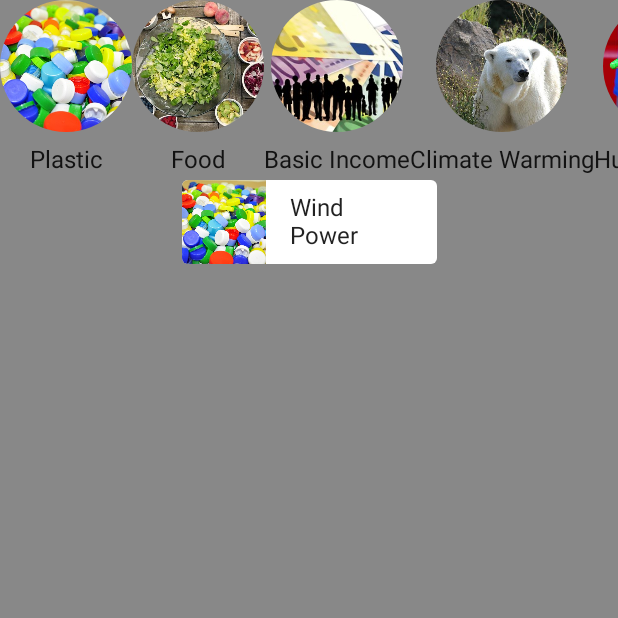
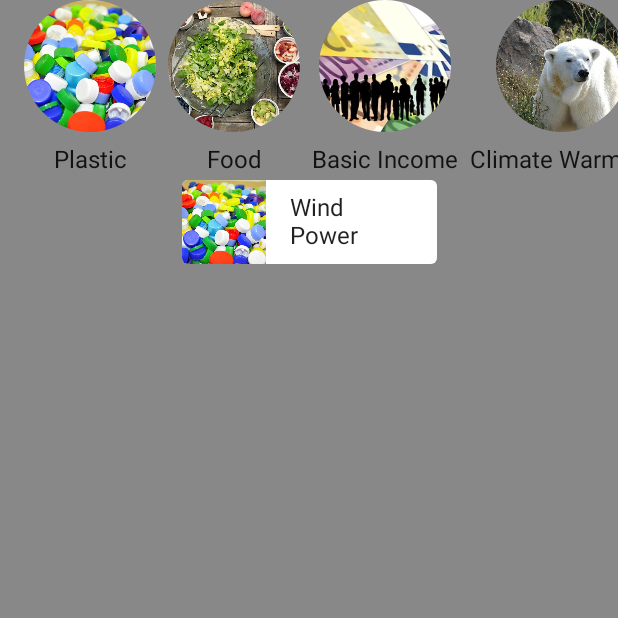
Before and after one commit to Luccien/questionaire02, an Android app built with Jetpack Compose: the screen it shows after launch (MainActivity), on a phone screen of 412 x 824 dp, the top half of it. Run offline under Robolectric (Android 15) with nearby library versions, the phone set to English and light mode, and no system bars.

Commit message:
lazy row padding

```diff
--- a/app/src/main/java/de/lu/questionaire02/MainActivity.kt
+++ b/app/src/main/java/de/lu/questionaire02/MainActivity.kt
@@ -73,15 +73,17 @@ private val topMenuData = listOf(
 ).map{DrawableStringPair(it.first, it.second)}
 
 
-//private val TESTII:DrawableStringPair = DrawableStringPair(R.drawable.p1trees, R.string.Trees)
-//private val myDrawableStringPair:DrawableStringPair2 = DrawableStringPair2(R.drawable.p1trees, R.string.Trees)
 
 
-        @Composable
+@Composable
 fun TopMenuLazyRow(
     modifier: Modifier = Modifier
 ){
-    LazyRow(modifier){
+    LazyRow(
+        horizontalArrangement = Arrangement.spacedBy(8.dp),
+        contentPadding = PaddingValues(horizontal = 16.dp),
+        modifier = modifier)
+    {
         items(topMenuData){item->
             TopMenuItem(drawable = item.drawable, text = item.text)
         }
@@ -112,9 +114,7 @@ fun TopMenuItem(@DrawableRes drawable: Int,
         modifier = Modifier
             .paddingFromBaseline(top = 24.dp, bottom = 8.dp)
     )
-
 }
-
 }
 
 
```
